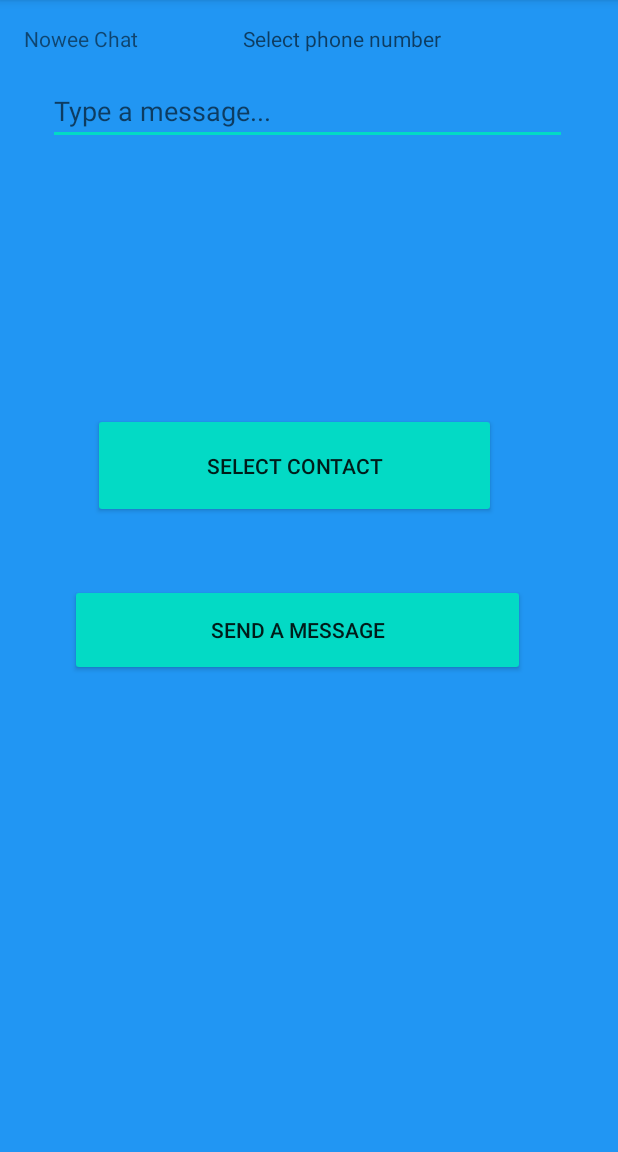
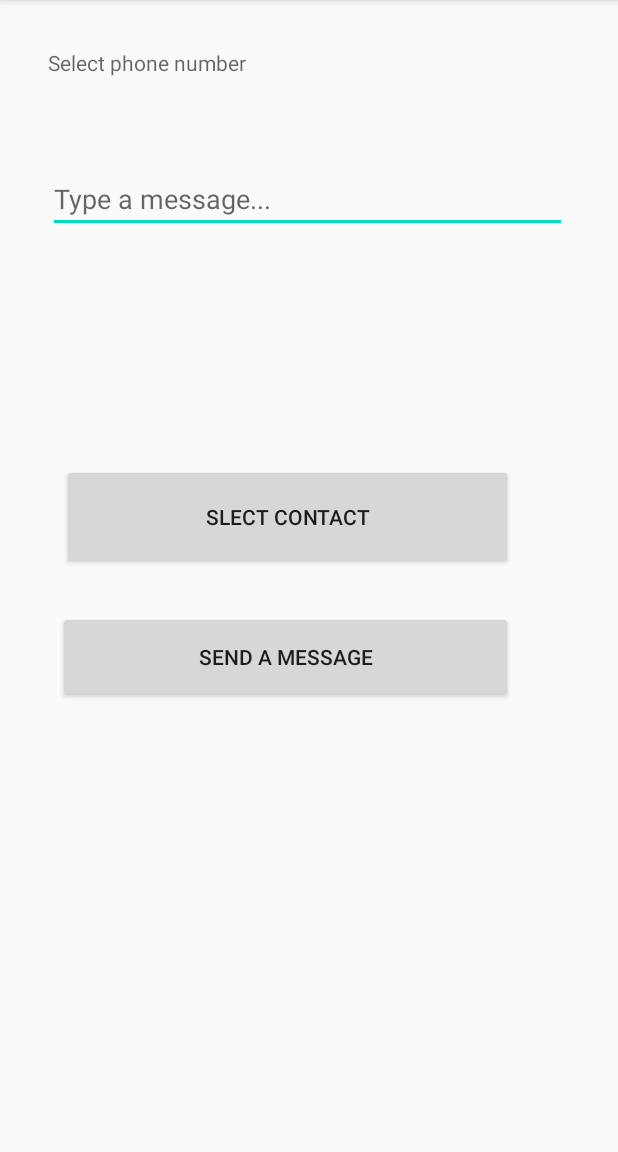
Before and after one commit to fpunch/NoweeProject, an Android app: the ChatActivity screen opened directly, with no data from a screen before it, after a tap on "SEND A MESSAGE", on a phone screen of 412 x 824 dp, the part 84-1236 px from its top. Run offline under Robolectric (Android 15) with nearby library versions, the phone set to English and light mode, and no system bars.

Commit message:
6:54 13/10

```diff
--- a/app/src/main/java/com/example/noweeproject/ChatActivity.java
+++ b/app/src/main/java/com/example/noweeproject/ChatActivity.java
@@ -56,9 +56,12 @@ public class ChatActivity extends AppCompatActivity {
                 Log.d("TEST", contact_number);
                 numView.setText(contact_number);
                 cursor.close();
+            }else {
+                Toast.makeText(this, "please select contact number!", Toast.LENGTH_SHORT).show();
+            }
             }
         }
-    }
+
 
     private void checkForSmsPermission() {
         if (ActivityCompat.checkSelfPermission(this,
@@ -102,16 +105,20 @@ public class ChatActivity extends AppCompatActivity {
 
         String smsMessage = smsEditText.getText().toString();
 
-        String scAddress = null;
+        String scA = null;
 
-        PendingIntent sentIntent = null, deliveryIntent = null;
-
+        PendingIntent sentI = null, deliI = null;
+        if (smsEditText==null || contact_number==null ){
+            Toast.makeText(this, "please fill all field   ", Toast.LENGTH_SHORT).show();
+        }
+        else {
         checkForSmsPermission();
         SmsManager smsManager = SmsManager.getDefault();
-        smsManager.sendTextMessage(contact_number, scAddress, smsMessage,
-                sentIntent, deliveryIntent);
+        smsManager.sendTextMessage(contact_number, scA, smsMessage,
+                sentI, deliI);
         Toast.makeText(this, "message sent!", Toast.LENGTH_SHORT).show();
-    }
+        }
+        }
 
 
     private void disableSmsButton() {
@@ -120,7 +127,15 @@ public class ChatActivity extends AppCompatActivity {
         Button smsButton = (Button) findViewById(R.id.message_icon);
         smsButton.setVisibility(View.INVISIBLE);
         Button retryButton = (Button) findViewById(R.id.button_retry);
+        retryButton.setOnClickListener(new View.OnClickListener() {
+
+            public void onClick(View v) {
+                startActivity(new Intent(ChatActivity.this, ChatActivity.class));
+            }
+        });
         retryButton.setVisibility(View.VISIBLE);
+            Button selectButton = findViewById(R.id.selectContactBtn);
+            selectButton.setVisibility(View.INVISIBLE);
     }
 
     private void enableSmsButton() {
--- a/app/src/main/res/layout/activity_chat.xml
+++ b/app/src/main/res/layout/activity_chat.xml
@@ -5,31 +5,23 @@
     xmlns:tools="http://schemas.android.com/tools"
     android:layout_width="match_parent"
     android:layout_height="match_parent"
-    android:background="@color/NoweeColour2"
-    android:backgroundTint="@color/NoweeColour2"
+    android:paddingBottom="@dimen/activity_vertical_margin"
     android:paddingLeft="@dimen/activity_horizontal_margin"
+    android:paddingRight="@dimen/activity_horizontal_margin"
     android:paddingTop="@dimen/activity_vertical_margin"
-    android:paddingRight="@dimen/activity_horizontal_margin"
-    android:paddingBottom="@dimen/activity_vertical_margin"
     tools:context="com.example.noweeproject.ChatActivity">
 
 
     <TextView
-        android:id="@+id/textView3"
-        android:layout_width="131dp"
-        android:layout_height="49dp"
-        android:text="@string/nowee_chat" />
-
-    <TextView
         android:id="@+id/editText_main"
-        android:layout_width="wrap_content"
-        android:layout_height="wrap_content"
-        android:layout_alignParentStart="true"
-        android:layout_alignParentEnd="true"
-        android:layout_marginStart="144dp"
-        android:layout_marginEnd="100dp"
+        android:layout_width="344dp"
+        android:layout_height="46dp"
+        android:layout_marginStart="@dimen/activity_horizontal_margin"
+        android:layout_marginTop="@dimen/activity_horizontal_margin"
+        android:layout_marginEnd="@dimen/activity_horizontal_margin"
+        android:layout_marginBottom="@dimen/activity_horizontal_margin"
         android:hint="@string/select_phone"
-        android:textAlignment="center" />
+        />
 
     <EditText
         android:id="@+id/sms_message"
@@ -48,12 +40,11 @@
         android:layout_width="303dp"
         android:layout_height="61dp"
         android:layout_below="@id/editText_main"
-        android:layout_marginStart="-347dp"
-        android:layout_marginLeft="-347dp"
-        android:layout_marginTop="354dp"
+        android:layout_marginStart="-355dp"
+        android:layout_marginLeft="-355dp"
+        android:layout_marginTop="313dp"
         android:layout_toEndOf="@id/sms_message"
         android:layout_toRightOf="@id/sms_message"
-        android:backgroundTint="@color/NoweeColour"
         android:contentDescription="@string/send_a_message"
         android:onClick="smsSendMessage"
         android:text="@string/send_a_message"
@@ -66,9 +57,9 @@
         android:layout_below="@id/sms_message"
         android:layout_alignParentStart="true"
         android:layout_alignParentEnd="true"
-        android:layout_marginStart="113dp"
-        android:layout_marginTop="40dp"
-        android:layout_marginEnd="141dp"
+        android:layout_marginStart="112dp"
+        android:layout_marginTop="29dp"
+        android:layout_marginEnd="110dp"
         android:contentDescription="@string/retry"
         android:onClick="retryApp"
         android:text="@string/retry"
@@ -81,10 +72,9 @@
         android:layout_alignParentStart="true"
         android:layout_alignParentTop="true"
         android:layout_alignParentEnd="true"
-        android:layout_marginStart="46dp"
-        android:layout_marginTop="259dp"
-        android:layout_marginEnd="65dp"
-        android:backgroundTint="@color/NoweeColour"
-        android:text="@string/select_contact" />
+        android:layout_marginStart="25dp"
+        android:layout_marginTop="293dp"
+        android:layout_marginEnd="54dp"
+        android:text="Slect Contact" />
 
 </RelativeLayout>
```
